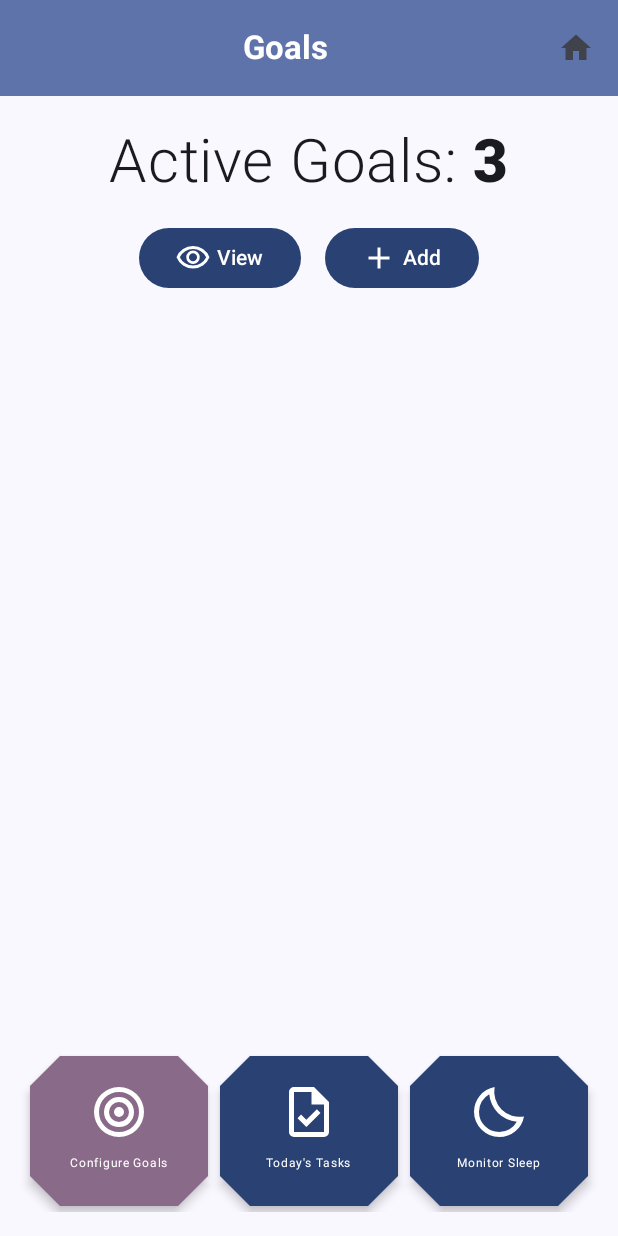
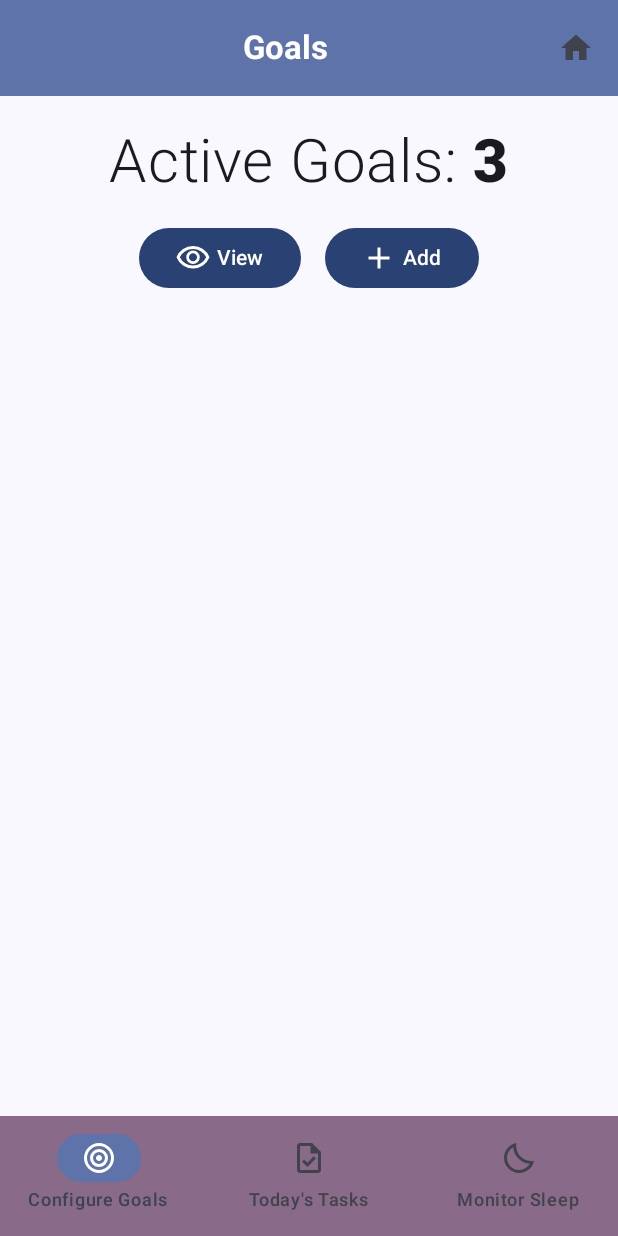
Before and after one commit to SyedRizvi786092/daily-quest, an Android app built with Jetpack Compose: the GoalsScreen screen opened through its navigation route, on a phone screen of 412 x 824 dp. Run offline under Robolectric (Android 15) with nearby library versions, the phone set to English and light mode, and no system bars; our stand-ins replace Dagger/Hilt's generated code, Room's generated code.

Commit message:
Add Navigation Bar

```diff
--- a/app/src/main/java/com/project/dailyquest/MainActivity.kt
+++ b/app/src/main/java/com/project/dailyquest/MainActivity.kt
@@ -30,7 +30,9 @@ import androidx.navigation.compose.currentBackStackEntryAsState
 import androidx.navigation.compose.rememberNavController
 import com.project.dailyquest.navigation.AppNavigation
 import com.project.dailyquest.navigation.AppScreens
+import com.project.dailyquest.navigation.getAllNavBarItems
 import com.project.dailyquest.ui.theme.DailyQuestTheme
+import com.project.dailyquest.widgets.BottomNavigationBar
 import dagger.hilt.android.AndroidEntryPoint
 
 @AndroidEntryPoint
@@ -89,7 +91,16 @@ fun AppContent() {
                     titleContentColor = contentColorFor(backgroundColor = topAppBarColor)
                 )
             )
-        }
+        },
+        bottomBar = { BottomNavigationBar(
+            items = getAllNavBarItems(),
+            currentScreen = currentScreen,
+            onNavigateToScreen = { screenRoute ->
+                if (screenRoute != null) {
+                    navController.navigate(screenRoute)
+                }
+            }
+        ) }
     ) { innerPadding ->
         AppNavigation(
             navController = navController,
--- /dev/null
+++ b/app/src/main/java/com/project/dailyquest/navigation/NavBarItem.kt
@@ -0,0 +1,29 @@
+package com.project.dailyquest.navigation
+
+import com.project.dailyquest.R
+
+data class NavBarItem(
+    val text: String,
+    val icon: Int,
+    val screen: AppScreens?
+)
+
+fun getAllNavBarItems(): List<NavBarItem> {
+    return listOf(
+        NavBarItem(
+            text = "Configure Goals",
+            icon = R.drawable.target,
+            screen = AppScreens.GoalsScreen
+        ),
+        NavBarItem(
+            text = "Today's Tasks",
+            icon = R.drawable.task,
+            screen = null
+        ),
+        NavBarItem(
+            text = "Monitor Sleep",
+            icon = R.drawable.sleep,
+            screen = null
+        )
+    )
+}
--- a/app/src/main/java/com/project/dailyquest/screens/GoalsScreen.kt
+++ b/app/src/main/java/com/project/dailyquest/screens/GoalsScreen.kt
@@ -41,7 +41,6 @@ import com.project.dailyquest.widgets.DeleteConfirmationDialog
 import com.project.dailyquest.widgets.DisplayMainText
 import com.project.dailyquest.widgets.GoalDetailsTab
 import com.project.dailyquest.widgets.GoalTextFields
-import com.project.dailyquest.widgets.NavigationBar
 import com.project.dailyquest.widgets.ShowDatePicker
 import com.project.dailyquest.widgets.ShowGoal
 import java.util.UUID
@@ -104,7 +103,7 @@ fun GoalsScreen(
 
         // View Goals Tab
         AnimatedVisibility(visible = viewGoals,
-            modifier = Modifier.heightIn(max = 350.dp)) {
+            modifier = Modifier.heightIn(max = 400.dp)) {
             LazyColumn {
                 items(items = goals) { currentGoal ->
                     ShowGoal(modifier = Modifier
@@ -127,7 +126,7 @@ fun GoalsScreen(
 
         // Add Goals Tab
         AnimatedVisibility(visible = addGoals,
-            modifier = Modifier.heightIn(max = 350.dp)) {
+            modifier = Modifier.heightIn(max = 400.dp)) {
             Column(horizontalAlignment = Alignment.CenterHorizontally) {
 
                 // Display Title and Description Text Fields
@@ -177,7 +176,6 @@ fun GoalsScreen(
                         onDismiss = { deadlinePicker = false })
             }
         }
-        NavigationBar(disabledButton = "Configure Goals")
     }
 
     // Show Goal details when a goal is clicked
--- a/app/src/main/java/com/project/dailyquest/screens/HomeScreen.kt
+++ b/app/src/main/java/com/project/dailyquest/screens/HomeScreen.kt
@@ -14,7 +14,6 @@ import androidx.compose.ui.tooling.preview.Preview
 import androidx.compose.ui.unit.dp
 import androidx.compose.ui.unit.sp
 import com.project.dailyquest.widgets.DashboardContent
-import com.project.dailyquest.widgets.NavigationBar
 
 @Preview(showBackground = true)
 @Composable
@@ -33,6 +32,5 @@ fun HomeScreen(
                 fontFamily = FontFamily.Serif)
         )
         DashboardContent()
-        NavigationBar(onClickGoals = onNavigateToGoals)
     }
 }
--- a/app/src/main/java/com/project/dailyquest/widgets/MainWidgets.kt
+++ b/app/src/main/java/com/project/dailyquest/widgets/MainWidgets.kt
@@ -1,25 +1,19 @@
 package com.project.dailyquest.widgets
 
-import androidx.compose.foundation.layout.Arrangement
 import androidx.compose.foundation.layout.Column
-import androidx.compose.foundation.layout.fillMaxHeight
-import androidx.compose.foundation.layout.fillMaxSize
 import androidx.compose.foundation.layout.fillMaxWidth
-import androidx.compose.foundation.layout.height
 import androidx.compose.foundation.layout.padding
-import androidx.compose.foundation.layout.size
-import androidx.compose.foundation.lazy.grid.GridCells
-import androidx.compose.foundation.lazy.grid.LazyVerticalGrid
-import androidx.compose.foundation.shape.CutCornerShape
 import androidx.compose.foundation.shape.RoundedCornerShape
 import androidx.compose.material3.HorizontalDivider
 import androidx.compose.material3.Icon
 import androidx.compose.material3.LocalTextStyle
 import androidx.compose.material3.MaterialTheme
+import androidx.compose.material3.NavigationBar
+import androidx.compose.material3.NavigationBarItem
+import androidx.compose.material3.NavigationBarItemDefaults
 import androidx.compose.material3.Surface
 import androidx.compose.material3.Text
 import androidx.compose.runtime.Composable
-import androidx.compose.ui.Alignment
 import androidx.compose.ui.Modifier
 import androidx.compose.ui.res.painterResource
 import androidx.compose.ui.text.SpanStyle
@@ -30,38 +24,8 @@ import androidx.compose.ui.tooling.preview.Preview
 import androidx.compose.ui.unit.TextUnit
 import androidx.compose.ui.unit.dp
 import androidx.compose.ui.unit.sp
-import com.project.dailyquest.R
-
-@Composable
-private fun NavigationButton(
-    modifier: Modifier = Modifier,
-    text: String,
-    icon: Int,
-    enabled: Boolean = true,
-    onClick: () -> Unit
-) {
-    Surface(onClick = onClick,
-        modifier = modifier
-            .padding(4.dp)
-            .height(100.dp),
-        enabled = enabled,
-        shape = CutCornerShape(20.dp),
-        color = if (enabled) MaterialTheme.colorScheme.surfaceTint
-        else MaterialTheme.colorScheme.tertiaryContainer,
-        tonalElevation = 4.dp,
-        shadowElevation = 4.dp) {
-        Column(modifier = Modifier.fillMaxSize(),
-            horizontalAlignment = Alignment.CenterHorizontally,
-            verticalArrangement = Arrangement.Center) {
-            Icon(painter = painterResource(id = icon),
-                contentDescription = "Button Icon",
-                modifier = Modifier.size(40.dp))
-            Text(text = text,
-                modifier = Modifier.padding(top = 2.dp),
-                style = LocalTextStyle.current.copy(fontSize = 8.sp))
-        }
-    }
-}
+import com.project.dailyquest.navigation.AppScreens
+import com.project.dailyquest.navigation.NavBarItem
 
 @Preview(showBackground = true)
 @Composable
@@ -110,29 +74,29 @@ fun DisplayMainText(key: String, value: String, fontSize: TextUnit) {
 }
 
 @Composable
-fun NavigationBar(
-    disabledButton: String? = null,
-    onClickGoals: () -> Unit = {},
-    onClickTasks: () -> Unit = {},
-    onClickSleep: () -> Unit = {}
+fun BottomNavigationBar(
+    modifier: Modifier = Modifier,
+    items: List<NavBarItem>,
+    currentScreen: AppScreens,
+    onNavigateToScreen: (String?) -> Unit
 ) {
-    LazyVerticalGrid(columns = GridCells.Fixed(3),
-        modifier = Modifier.fillMaxHeight(),
-        reverseLayout = true) {
-        item {
-            NavigationButton(text = "Configure Goals",
-                icon = R.drawable.target,
-                enabled = !(disabledButton.equals("Configure Goals"))) { onClickGoals() }
-        }
-        item {
-            NavigationButton(text = "Today's Tasks",
-                icon = R.drawable.task,
-                enabled = !(disabledButton.equals("Today's Tasks"))) { onClickTasks() }
-        }
-        item {
-            NavigationButton(text = "Monitor Sleep",
-                icon = R.drawable.sleep,
-                enabled = !(disabledButton.equals("Monitor Sleep"))) { onClickSleep() }
+    NavigationBar(
+        modifier = modifier,
+        containerColor = MaterialTheme.colorScheme.tertiaryContainer,
+        tonalElevation = 4.dp
+    ) {
+        items.forEach {
+            NavigationBarItem(
+                selected = it.screen == currentScreen,
+                onClick = { onNavigateToScreen(it.screen?.name) },
+                icon = { Icon(
+                    painter = painterResource(id = it.icon),
+                    contentDescription = "Navigation Icon"
+                ) },
+                label = { Text(text = it.text) },
+                colors = NavigationBarItemDefaults.colors(
+                    indicatorColor = MaterialTheme.colorScheme.primaryContainer)
+            )
         }
     }
 }
```
